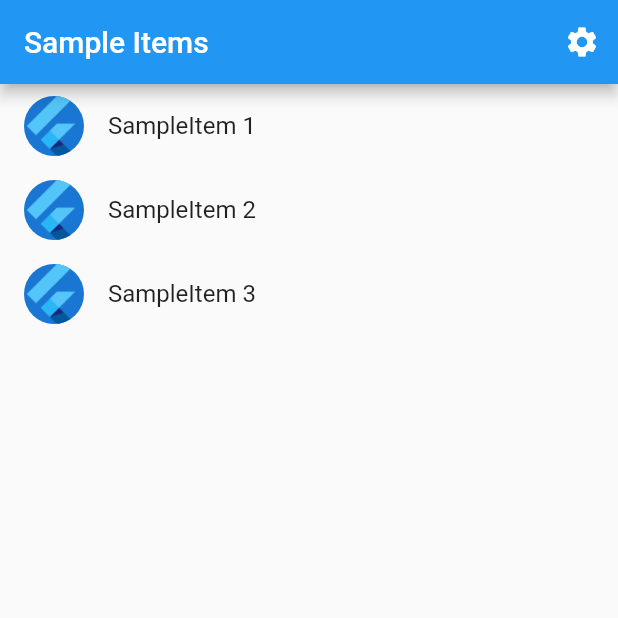
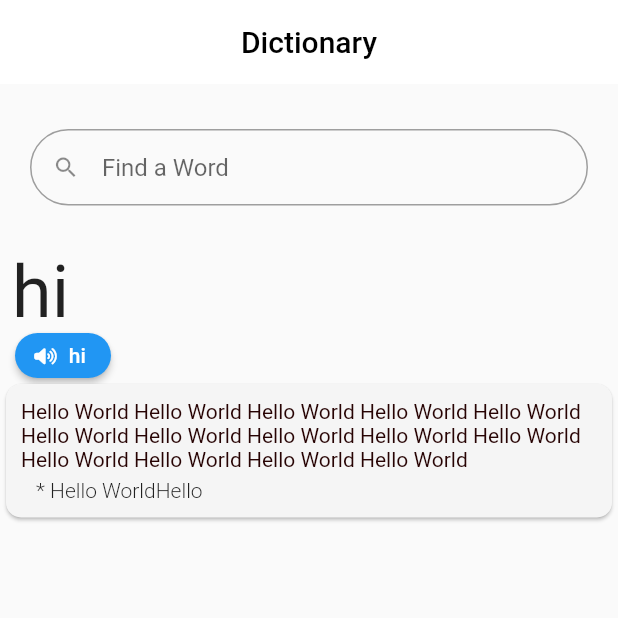
Before and after one commit to wugq/dictionary_app, a Flutter app: the screen it shows after launch, on a phone screen of 412 x 824 dp, the top half of it. Run offline on Flutter 3.47's test engine with Material 2 defaults, Android fonts, the phone set to English and light mode, and no system bars; our stand-ins replace bloc, connectivity_plus, dartz, easy_debounce, equatable, font_awesome_flutter and 1 more; generated files the repository leaves out were written again; Roboto replaces fonts that are missing (Poppins).

Commit message:
add dictionary home

```diff
--- /dev/null
+++ b/lib/features/search_word/presentation/pages/dictionary_home_page.dart
@@ -0,0 +1,221 @@
+import 'package:easy_debounce/easy_debounce.dart';
+import 'package:flutter/material.dart';
+import 'package:font_awesome_flutter/font_awesome_flutter.dart';
+// import 'package:google_fonts/google_fonts.dart';
+
+class DictionaryHomePageWidget extends StatefulWidget {
+  const DictionaryHomePageWidget({required Key key}) : super(key: key);
+
+  @override
+  _DictionaryHomePageWidgetState createState() =>
+      _DictionaryHomePageWidgetState();
+}
+
+class _DictionaryHomePageWidgetState extends State<DictionaryHomePageWidget> {
+  late TextEditingController textController;
+  final formKey = GlobalKey<FormState>();
+  final scaffoldKey = GlobalKey<ScaffoldState>();
+
+  @override
+  void initState() {
+    super.initState();
+    textController = TextEditingController();
+  }
+
+  @override
+  Widget build(BuildContext context) {
+    return Scaffold(
+      key: scaffoldKey,
+      appBar: AppBar(
+        backgroundColor: Colors.white,
+        automaticallyImplyLeading: false,
+        title: const Text(
+          'Dictionary',
+          style: TextStyle(color: Colors.black),
+        ),
+        actions: [],
+        centerTitle: true,
+        elevation: 0,
+      ),
+      body: SafeArea(
+        child: Padding(
+          padding: const EdgeInsetsDirectional.fromSTEB(0, 10, 0, 0),
+          child: ListView(
+            padding: EdgeInsets.zero,
+            scrollDirection: Axis.vertical,
+            children: [
+              searchWidget(),
+              thisWordWidget("hi"),
+              SizedBox(
+                height: 30,
+                child: ListView(
+                  scrollDirection: Axis.horizontal,
+                  children: [
+                    pronunciationBtn("hi"),
+                  ],
+                ),
+              ),
+              Column(
+                children: [
+                  meaningWidget(),
+                ],
+              ),
+            ],
+          ),
+        ),
+      ),
+    );
+  }
+
+  Widget meaningWidget() {
+    return Card(
+      clipBehavior: Clip.antiAliasWithSaveLayer,
+      color: const Color(0xFFF5F5F5),
+      shape: RoundedRectangleBorder(
+        borderRadius: BorderRadius.circular(10),
+      ),
+      child: Padding(
+        padding: const EdgeInsetsDirectional.fromSTEB(10, 10, 10, 10),
+        child: Column(
+          mainAxisSize: MainAxisSize.max,
+          children: [
+            Text(
+              'Hello World Hello World Hello World Hello World Hello World Hello World Hello World Hello World Hello World Hello World Hello World Hello World Hello World Hello World',
+              style: const TextStyle(
+                  fontFamily: 'Poppins',
+                  color: Color(0xFF270303),
+                  fontWeight: FontWeight.normal),
+            ),
+            Padding(
+              padding: const EdgeInsetsDirectional.fromSTEB(10, 0, 0, 0),
+              child: Column(
+                mainAxisSize: MainAxisSize.min,
+                mainAxisAlignment: MainAxisAlignment.start,
+                crossAxisAlignment: CrossAxisAlignment.start,
+                children: const [
+                  Padding(
+                    padding: EdgeInsetsDirectional.fromSTEB(0, 5, 0, 0),
+                    child: Align(
+                      alignment: Alignment.centerLeft,
+                      child: Text(
+                        '* Hello WorldHello ',
+                        textAlign: TextAlign.start,
+                        style: TextStyle(
+                          fontFamily: 'Poppins',
+                          fontWeight: FontWeight.w300,
+                        ),
+                      ),
+                    ),
+                  ),
+                ],
+              ),
+            ),
+          ],
+        ),
+      ),
+    );
+  }
+
+  Widget pronunciationBtn(String text) {
+    return Padding(
+      padding: const EdgeInsetsDirectional.fromSTEB(10, 0, 0, 0),
+      child: ElevatedButton.icon(
+        onPressed: () {},
+        style: ButtonStyle(
+          shape: MaterialStateProperty.all<RoundedRectangleBorder>(
+            RoundedRectangleBorder(
+              borderRadius: BorderRadius.circular(18.0),
+            ),
+          ),
+        ),
+        label: Text(text),
+        icon: const FaIcon(
+          FontAwesomeIcons.volumeHigh,
+          size: 12,
+        ),
+      ),
+    );
+  }
+
+  Widget thisWordWidget(String title) {
+    return Padding(
+      padding: const EdgeInsets.fromLTRB(8, 0, 0, 0),
+      child: Align(
+        alignment: Alignment.centerLeft,
+        child: Text(
+          title,
+          textAlign: TextAlign.start,
+          style: const TextStyle(fontSize: 48, fontFamily: 'Poppins'),
+        ),
+      ),
+    );
+  }
+
+  Widget searchWidget() {
+    return Container(
+      width: MediaQuery.of(context).size.width,
+      height: 100,
+      decoration: const BoxDecoration(),
+      child: Padding(
+        padding: const EdgeInsetsDirectional.fromSTEB(20, 20, 20, 0),
+        child: Form(
+          key: formKey,
+          autovalidateMode: AutovalidateMode.disabled,
+          child: Column(
+            mainAxisSize: MainAxisSize.max,
+            children: [
+              TextFormField(
+                onChanged: (_) => EasyDebounce.debounce(
+                  'textController',
+                  const Duration(milliseconds: 2000),
+                  () => setState(() {}),
+                ),
+                controller: textController,
+                obscureText: false,
+                decoration: InputDecoration(
+                  isDense: true,
+                  hintText: 'Find a Word',
+                  enabledBorder: OutlineInputBorder(
+                    borderSide: const BorderSide(
+                      color: Color(0xFF9E9E9E),
+                      width: 1,
+                    ),
+                    borderRadius: BorderRadius.circular(50),
+                  ),
+                  focusedBorder: OutlineInputBorder(
+                    borderSide: const BorderSide(
+                      color: Color(0xFF9E9E9E),
+                      width: 1,
+                    ),
+                    borderRadius: BorderRadius.circular(50),
+                  ),
+                  prefixIcon: const Icon(
+                    Icons.search,
+                  ),
+                  suffixIcon: textController.text.isNotEmpty
+                      ? InkWell(
+                          onTap: () => setState(
+                            () => textController.clear(),
+                          ),
+                          child: const Icon(
+                            Icons.clear,
+                            color: Color(0xFF757575),
+                            size: 22,
+                          ),
+                        )
+                      : null,
+                ),
+                // style:
+                //     FlutterFlowTheme.of(context).bodyText1.override(
+                //           fontFamily: 'Poppins',
+                //           color: Color(0xFF091249),
+                //         ),
+                textAlign: TextAlign.start,
+              ),
+            ],
+          ),
+        ),
+      ),
+    );
+  }
+}
--- /dev/null
+++ b/lib/injection_container.dart
@@ -0,0 +1,25 @@
+import 'package:dictionary/features/search_word/data/datasources/free_dictionary_api/search_word_remote_data_source_impl.dart';
+import 'package:dictionary/features/search_word/data/datasources/search_word_remote_data_source.dart';
+import 'package:dictionary/features/search_word/data/repositories/search_word_repository_impl.dart';
+import 'package:dictionary/features/search_word/domain/repositories/search_word_repository.dart';
+import 'package:dictionary/features/search_word/domain/usecases/search_word.dart';
+import 'package:dictionary/features/search_word/presentation/bloc/search_word_bloc.dart';
+import 'package:get_it/get_it.dart';
+import 'package:http/http.dart' as http;
+
+final sl = GetIt.instance;
+
+Future<void> init() async {
+  // bloc
+  sl.registerFactory(() => SearchWordBloc(searchWord: sl()));
+  // usecase
+  sl.registerLazySingleton(() => SearchWord(repository: sl()));
+  // repository
+  sl.registerLazySingleton<SearchWordRepository>(
+      () => SearchWordRepositoryImpl(sl()));
+  // data source
+  sl.registerLazySingleton<SearchWordRemoteDataSource>(
+      () => SearchWordRemoteDataSourceImpl(sl()));
+  // external
+  sl.registerLazySingleton(() => http.Client());
+}
--- a/lib/main.dart
+++ b/lib/main.dart
@@ -3,8 +3,12 @@ import 'package:flutter/material.dart';
 import 'src/app.dart';
 import 'src/settings/settings_controller.dart';
 import 'src/settings/settings_service.dart';
+import 'injection_container.dart' as di;
 
 void main() async {
+  WidgetsFlutterBinding.ensureInitialized();
+  await di.init();
+
   // Set up the SettingsController, which will glue user settings to multiple
   // Flutter Widgets.
   final settingsController = SettingsController(SettingsService());
--- a/lib/src/app.dart
+++ b/lib/src/app.dart
@@ -1,3 +1,4 @@
+import 'package:dictionary/features/search_word/presentation/pages/dictionary_home_page.dart';
 import 'package:flutter/material.dart';
 import 'package:flutter_gen/gen_l10n/app_localizations.dart';
 import 'package:flutter_localizations/flutter_localizations.dart';
@@ -73,7 +74,7 @@ class MyApp extends StatelessWidget {
                     return const SampleItemDetailsView();
                   case SampleItemListView.routeName:
                   default:
-                    return const SampleItemListView();
+                    return const DictionaryHomePageWidget(key: Key("DictionaryHomePageWidget"),);
                 }
               },
             );
--- a/pubspec.yaml
+++ b/pubspec.yaml
@@ -13,13 +13,17 @@ dependencies:
   bloc_test: ^9.0.3
   connectivity_plus: ^2.2.1
   dartz: ^0.10.1
+  easy_debounce: ^2.0.2+1
   equatable: ^2.0.3
   flutter:
     sdk: flutter
   flutter_bloc: ^8.0.1
   flutter_localizations:
     sdk: flutter
+  flutter_screenutil: ^5.3.1
+  font_awesome_flutter: ^10.0.0
   get_it: ^7.2.0
+  google_fonts: ^2.3.1
   http: ^0.13.4
   mockito: ^5.1.0
   shared_preferences: ^2.0.13
```
Also changed, not shown: pubspec.lock.
